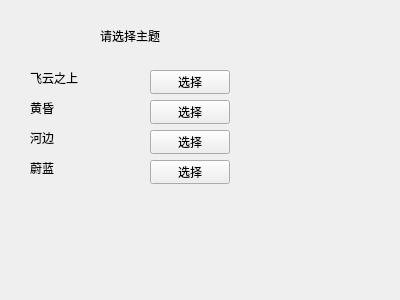
First picture: the form in pianoright/background.ui, repository AnnieFandingying/myhomework, before the edit.
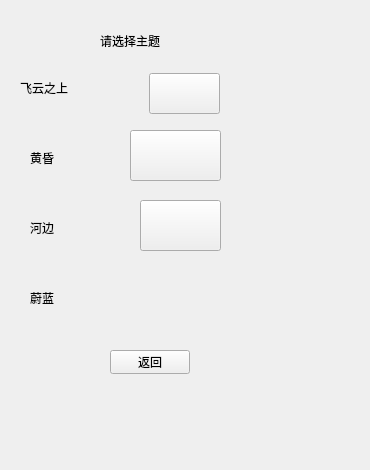
Second picture: the form after the edit. Icons and pictures are not drawn.

```diff
--- a/pianoright/background.ui
+++ b/pianoright/background.ui
@@ -6,8 +6,8 @@
    <rect>
     <x>0</x>
     <y>0</y>
-    <width>400</width>
-    <height>300</height>
+    <width>370</width>
+    <height>470</height>
    </rect>
   </property>
   <property name="windowTitle">
@@ -16,8 +16,8 @@
   <widget class="QLabel" name="label">
    <property name="geometry">
     <rect>
-     <x>30</x>
-     <y>70</y>
+     <x>20</x>
+     <y>80</y>
      <width>54</width>
      <height>16</height>
     </rect>
@@ -30,7 +30,7 @@
    <property name="geometry">
     <rect>
      <x>30</x>
-     <y>100</y>
+     <y>150</y>
      <width>54</width>
      <height>16</height>
     </rect>
@@ -43,7 +43,7 @@
    <property name="geometry">
     <rect>
      <x>30</x>
-     <y>130</y>
+     <y>220</y>
      <width>54</width>
      <height>16</height>
     </rect>
@@ -56,7 +56,7 @@
    <property name="geometry">
     <rect>
      <x>30</x>
-     <y>160</y>
+     <y>290</y>
      <width>54</width>
      <height>16</height>
     </rect>
@@ -68,53 +68,69 @@
   <widget class="QPushButton" name="skyback">
    <property name="geometry">
     <rect>
-     <x>150</x>
-     <y>70</y>
-     <width>80</width>
-     <height>24</height>
+     <x>149</x>
+     <y>73</y>
+     <width>71</width>
+     <height>41</height>
     </rect>
    </property>
+   <property name="styleSheet">
+    <string notr="true">border-image: url(:/res/guitar.png);</string>
+   </property>
    <property name="text">
-    <string>选择</string>
+    <string/>
    </property>
   </widget>
   <widget class="QPushButton" name="nightfallsky">
    <property name="geometry">
     <rect>
-     <x>150</x>
-     <y>100</y>
-     <width>80</width>
-     <height>24</height>
+     <x>130</x>
+     <y>130</y>
+     <width>91</width>
+     <height>51</height>
     </rect>
    </property>
+   <property name="styleSheet">
+    <string notr="true">border-image: url(:/res/trumpet.png);</string>
+   </property>
    <property name="text">
-    <string>选择</string>
+    <string/>
    </property>
   </widget>
   <widget class="QPushButton" name="riverback">
    <property name="geometry">
     <rect>
-     <x>150</x>
-     <y>130</y>
-     <width>80</width>
-     <height>24</height>
+     <x>140</x>
+     <y>200</y>
+     <width>81</width>
+     <height>51</height>
     </rect>
    </property>
+   <property name="styleSheet">
+    <string notr="true">border-image: url(:/res/drum.png);</string>
+   </property>
    <property name="text">
-    <string>选择</string>
+    <string/>
    </property>
   </widget>
   <widget class="QPushButton" name="blueskyback">
    <property name="geometry">
     <rect>
      <x>150</x>
-     <y>160</y>
-     <width>80</width>
-     <height>24</height>
+     <y>260</y>
+     <width>71</width>
+     <height>71</height>
     </rect>
    </property>
+   <property name="styleSheet">
+    <string notr="true">
+
+*{border:none;
+background-image: url(:/res/up.png);
+}</string>
+   </property>
    <property name="text">
-    <string>选择</string>
+    <string/>
    </property>
   </widget>
   <widget class="QLabel" name="label_5">
@@ -122,14 +138,57 @@
     <rect>
      <x>100</x>
      <y>20</y>
-     <width>91</width>
-     <height>31</height>
+     <width>171</width>
+     <height>41</height>
     </rect>
    </property>
+   <property name="styleSheet">
+    <string notr="true">font: 14pt &quot;Microsoft YaHei UI&quot;;</string>
+   </property>
    <property name="text">
     <string>请选择主题</string>
    </property>
   </widget>
+  <widget class="QPushButton" name="pushButton">
+   <property name="geometry">
+    <rect>
+     <x>110</x>
+     <y>350</y>
+     <width>80</width>
+     <height>24</height>
+    </rect>
+   </property>
+   <property name="text">
+    <string>返回</string>
+   </property>
+  </widget>
+  <widget class="QLabel" name="label_6">
+   <property name="geometry">
+    <rect>
+     <x>-10</x>
+     <y>20</y>
+     <width>381</width>
+     <height>441</height>
+    </rect>
+   </property>
+   <property name="styleSheet">
+    <string notr="true">background-image: url(:/res/c2.jpg);</string>
+   </property>
+   <property name="text">
+    <string/>
+   </property>
+  </widget>
+  <zorder>label_6</zorder>
+  <zorder>label</zorder>
+  <zorder>label_2</zorder>
+  <zorder>label_3</zorder>
+  <zorder>label_4</zorder>
+  <zorder>skyback</zorder>
+  <zorder>nightfallsky</zorder>
+  <zorder>riverback</zorder>
+  <zorder>blueskyback</zorder>
+  <zorder>label_5</zorder>
+  <zorder>pushButton</zorder>
  </widget>
  <resources/>
  <connections/>
```
